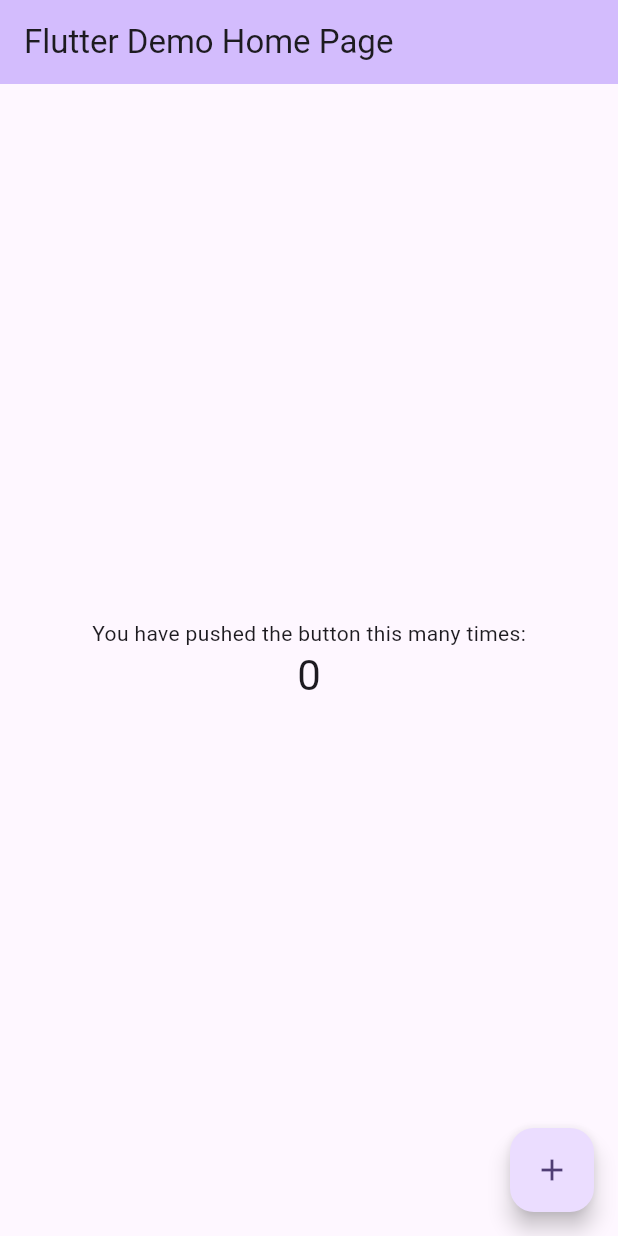
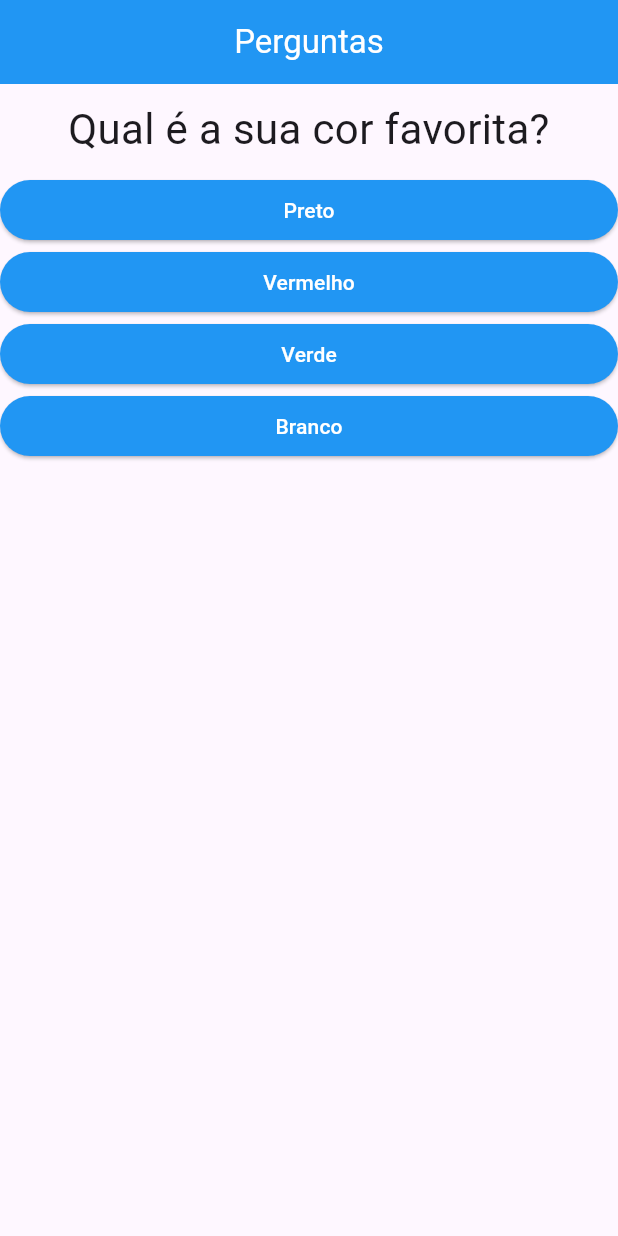
Before and after one commit to gaabrenno/curso_udemy_flutter, a Flutter app: the screen it shows after launch, on a phone screen of 412 x 824 dp. Run offline on Flutter 3.47's test engine with Material 3 defaults, Android fonts, the phone set to English and light mode, and no system bars.

Commit message:
finished project

```diff
--- a/projeto_perguntas/lib/main.dart
+++ b/projeto_perguntas/lib/main.dart
@@ -1,68 +1,90 @@
 import 'package:flutter/material.dart';
+import 'package:projeto_perguntas/questionario.dart';
+import 'package:projeto_perguntas/resultado.dart';
 
-void main() {
-  runApp(const MyApp());
+void main(List<String> args) {
+  runApp(PerguntaApp());
 }
 
-class MyApp extends StatelessWidget {
-  const MyApp({super.key});
+class _PerguntaAppState extends State<PerguntaApp> {
+  var _perguntaSelecionada = 0;
+  var _pontuacaoTotal = 0;
+
+  final List<Map<String, dynamic>> _perguntas = const [
+    {
+      'texto': 'Qual é a sua cor favorita?',
+      'respostas': [
+        {'texto': 'Preto', 'pontuacao': 5},
+        {'texto': 'Vermelho', 'pontuacao': 10},
+        {'texto': 'Verde', 'pontuacao': 1},
+        {'texto': 'Branco', 'pontuacao': 7},
+      ]
+    },
+    {
+      'texto': 'Qual é o seu animal favorito?',
+      'respostas': [
+        {'texto': 'Coelho', 'pontuacao': 2},
+        {'texto': 'Tartaruga', 'pontuacao': 3},
+        {'texto': 'Cobra', 'pontuacao': 7},
+        {'texto': 'Puma', 'pontuacao': 10},
+      ]
+    },
+    {
+      'texto': 'Qual o seu instrutor favorito?',
+      'respostas': [
+        {'texto': 'Max', 'pontuacao': 10},
+        {'texto': 'Leonardo', 'pontuacao': 9},
+        {'texto': 'João', 'pontuacao': 5},
+        {'texto': 'Maria', 'pontuacao': 3},
+      ]
+    },
+  ];
+
+  void _responder(int pontuacao) {
+    if (temPerguntaSelecionada) {
+      setState(
+        () {
+          _perguntaSelecionada++;
+          _pontuacaoTotal += pontuacao;
+        },
+      );
+    }
+    print(_pontuacaoTotal);
+  }
+
+  void _reiniciarQuestionario(){
+    setState(() {
+      _perguntaSelecionada = 0;
+      _pontuacaoTotal = 0;
+    });
+  }
+
+  bool get temPerguntaSelecionada {
+    return _perguntaSelecionada < _perguntas.length;
+  }
 
   @override
   Widget build(BuildContext context) {
     return MaterialApp(
-      title: 'Flutter Demo',
-      theme: ThemeData(
-        colorScheme: ColorScheme.fromSeed(seedColor: Colors.deepPurple),
-        useMaterial3: true,
+      home: Scaffold(
+        appBar: AppBar(
+          title: Center(child: Text('Perguntas', style: TextStyle(color: Colors.white),)),
+          backgroundColor: Colors.blue,
+        ),
+        body: temPerguntaSelecionada
+            ? Questionario(
+                perguntas: _perguntas,
+                perguntaSelecionada: _perguntaSelecionada,
+                quandoResponder: _responder,
+              )
+            : Resultado(_pontuacaoTotal, _reiniciarQuestionario),
       ),
-      home: const MyHomePage(title: 'Flutter Demo Home Page'),
     );
   }
 }
 
-class MyHomePage extends StatefulWidget {
-  const MyHomePage({super.key, required this.title});
-  final String title;
-
-  @override
-  State<MyHomePage> createState() => _MyHomePageState();
-}
-
-class _MyHomePageState extends State<MyHomePage> {
-  int _counter = 0;
-
-  void _incrementCounter() {
-    setState(() {
-      _counter++;
-    });
-  }
-
-  @override
-  Widget build(BuildContext context) {
-    return Scaffold(
-      appBar: AppBar(
-        backgroundColor: Theme.of(context).colorScheme.inversePrimary,
-        title: Text(widget.title),
-      ),
-      body: Center(
-        child: Column(
-          mainAxisAlignment: MainAxisAlignment.center,
-          children: <Widget>[
-            const Text(
-              'You have pushed the button this many times:',
-            ),
-            Text(
-              '$_counter',
-              style: Theme.of(context).textTheme.headlineMedium,
-            ),
-          ],
-        ),
-      ),
-      floatingActionButton: FloatingActionButton(
-        onPressed: _incrementCounter,
-        tooltip: 'Increment',
-        child: const Icon(Icons.add),
-      ),
-    );
+class PerguntaApp extends StatefulWidget {
+  _PerguntaAppState createState() {
+    return _PerguntaAppState();
   }
 }
--- /dev/null
+++ b/projeto_perguntas/lib/questao.dart
@@ -0,0 +1,20 @@
+import 'package:flutter/material.dart';
+
+class Questao extends StatelessWidget {
+  final String texto;
+
+  Questao(this.texto);
+
+  @override
+  Widget build(BuildContext context) {
+    return Container(
+      width: double.infinity,
+      margin: EdgeInsets.all(10),
+      child: Text(
+        texto,
+        style: TextStyle(fontSize: 28),
+        textAlign: TextAlign.center,
+      ),
+    );
+  }
+}
--- /dev/null
+++ b/projeto_perguntas/lib/questionario.dart
@@ -0,0 +1,34 @@
+import 'package:flutter/material.dart';
+import 'package:projeto_perguntas/questao.dart';
+import 'package:projeto_perguntas/resposta.dart';
+
+class Questionario extends StatelessWidget {
+  final List<Map<String, dynamic>> perguntas;
+  final int perguntaSelecionada;
+  final void Function(int) quandoResponder;
+
+  Questionario({
+    required this.perguntas,
+    required this.perguntaSelecionada,
+    required this.quandoResponder,
+  });
+
+  bool get temPerguntaSelecionada {
+    return perguntaSelecionada < perguntas.length;
+  }
+
+  @override
+  Widget build(BuildContext context) {
+    List<Map<String, dynamic>> respostas = temPerguntaSelecionada
+        ? perguntas[perguntaSelecionada]['respostas']
+        : [];
+    return Column(
+      children: <Widget>[
+        Questao(perguntas[perguntaSelecionada]['texto'].toString()),
+        ...respostas.map(
+          (resp) {
+            return Resposta(resp['texto'],(() => quandoResponder(int.parse(resp['pontuacao'].toString()))));}).toList(),
+      ],
+    );
+  }
+}
--- /dev/null
+++ b/projeto_perguntas/lib/resposta.dart
@@ -0,0 +1,24 @@
+import 'package:flutter/material.dart';
+
+class Resposta extends StatelessWidget {
+  final String texto;
+  final void Function() onPressed;
+
+
+  Resposta(this.texto, this.onPressed);
+
+
+
+  @override
+  Widget build(BuildContext context) {
+    return Container(
+      width: double.infinity,
+      child: ElevatedButton(
+        onPressed: onPressed,
+        child: Text(texto, style: TextStyle(color: Colors.white),),
+        style: ElevatedButton.styleFrom(backgroundColor: Colors.blue),
+
+      ),
+    );
+  }
+}
--- /dev/null
+++ b/projeto_perguntas/lib/resultado.dart
@@ -0,0 +1,30 @@
+import 'package:flutter/material.dart';
+
+class Resultado extends StatelessWidget {
+  final int pontuacao;
+  final void Function() quandoReiniciarQuestionario;
+
+  Resultado(this.pontuacao, this.quandoReiniciarQuestionario);
+
+  String get fraseResultado {
+    if (pontuacao < 8) {
+      return 'Nivel Younglin';
+    } else if (pontuacao < 12) {
+      return 'Nivel Padawan';
+    } else if (pontuacao < 25) {
+      return 'Nivel Cavaleiro Jedi';
+    } else {
+      return 'Nivel Mestre Jedi';
+    }
+  }
+
+  @override
+  Widget build(BuildContext context) {
+    return Column(mainAxisAlignment: MainAxisAlignment.center, children: [
+      Center(
+        child: Text(fraseResultado, style: TextStyle(fontSize: 30)),
+      ),
+      InkWell (child: Text('Reiniciar?', style: TextStyle(fontSize: 18, color: Colors.blue)),onTap: quandoReiniciarQuestionario,)
+    ]);
+  }
+}
```
Also changed, not shown: 1 other file.
